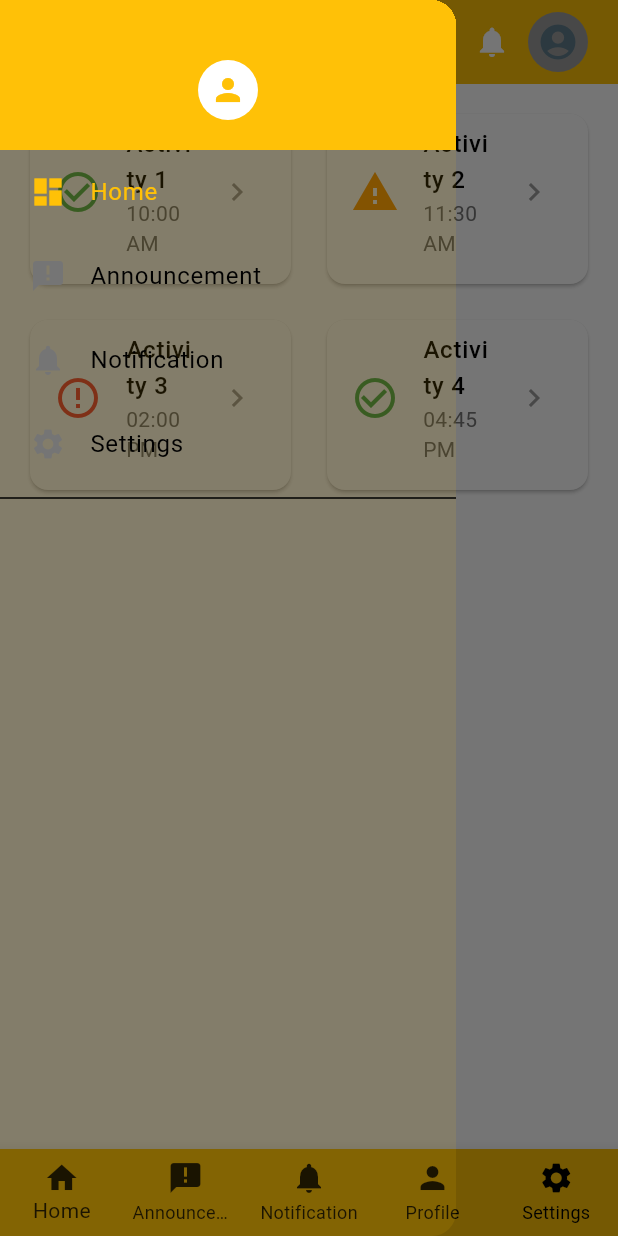
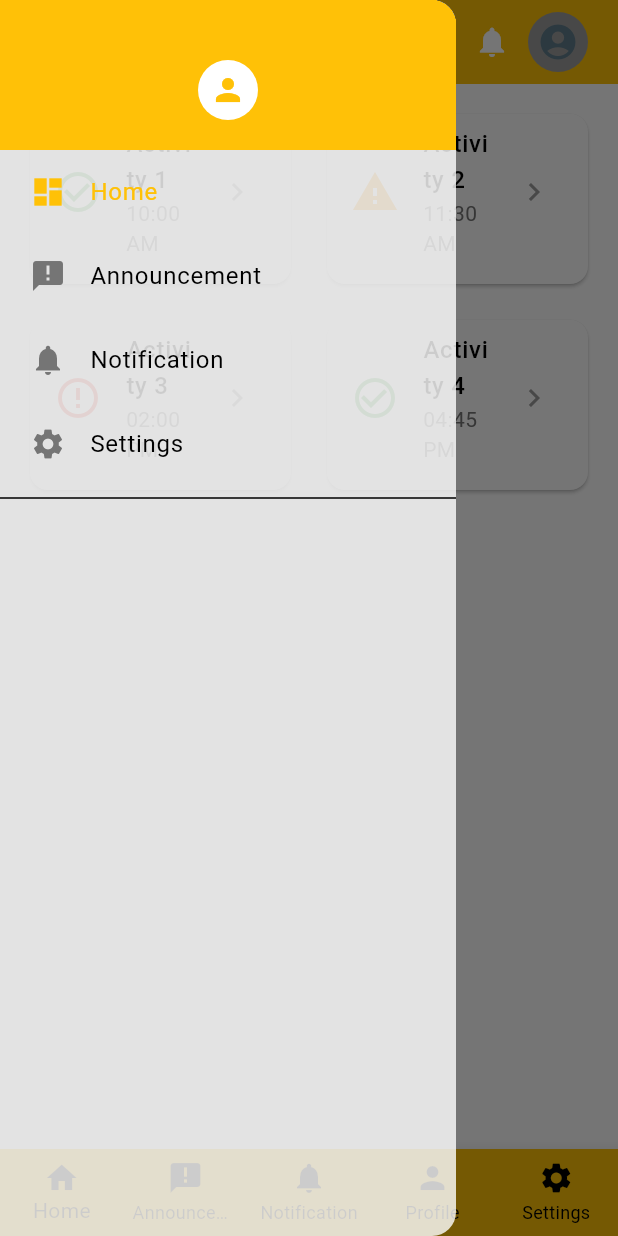
Before and after one commit to Gagendraghalley/Desuung-APP, a Flutter app: the screen it shows after launch, with the side drawer open, on a phone screen of 412 x 824 dp. Run offline on Flutter 3.47's test engine with Material 3 defaults, Android fonts, the phone set to English and light mode, and no system bars; our stand-ins replace google_fonts, image_picker.

Commit message:
pushing new changes

```diff
--- a/lib/config/theme.dart
+++ b/lib/config/theme.dart
@@ -15,7 +15,7 @@
       secondary: _secondaryColor,
     ),
     appBarTheme: AppBarTheme(
-      backgroundColor: _primaryColor,
+      backgroundColor: _secondaryColor,
       foregroundColor: AppTheme._darkTextColor,
       titleTextStyle: TextStyle(
           color: _darkTextColor,
@@ -24,7 +24,7 @@
           fontWeight: FontWeight.w500),
     ),
     bottomNavigationBarTheme: BottomNavigationBarThemeData(
-      backgroundColor: _primaryColor,
+      backgroundColor: _secondaryColor,
       selectedItemColor: _darkTextColor,
       unselectedItemColor: _lightGreyColor,
       type: BottomNavigationBarType.fixed,
--- a/lib/screens/dashboard_screen.dart
+++ b/lib/screens/dashboard_screen.dart
@@ -80,7 +80,7 @@
     return Scaffold(
         appBar: CustomAppBar(title: 'Dashboard'),
         drawer: Drawer(
-          backgroundColor: AppTheme.lightTheme.primaryColor.withOpacity(0.1),
+          backgroundColor: AppTheme.lightTheme.canvasColor.withOpacity(0.8),
           child: ListView(
             children: <Widget>[
               Container(
```
Also changed, not shown: pubspec.lock.
